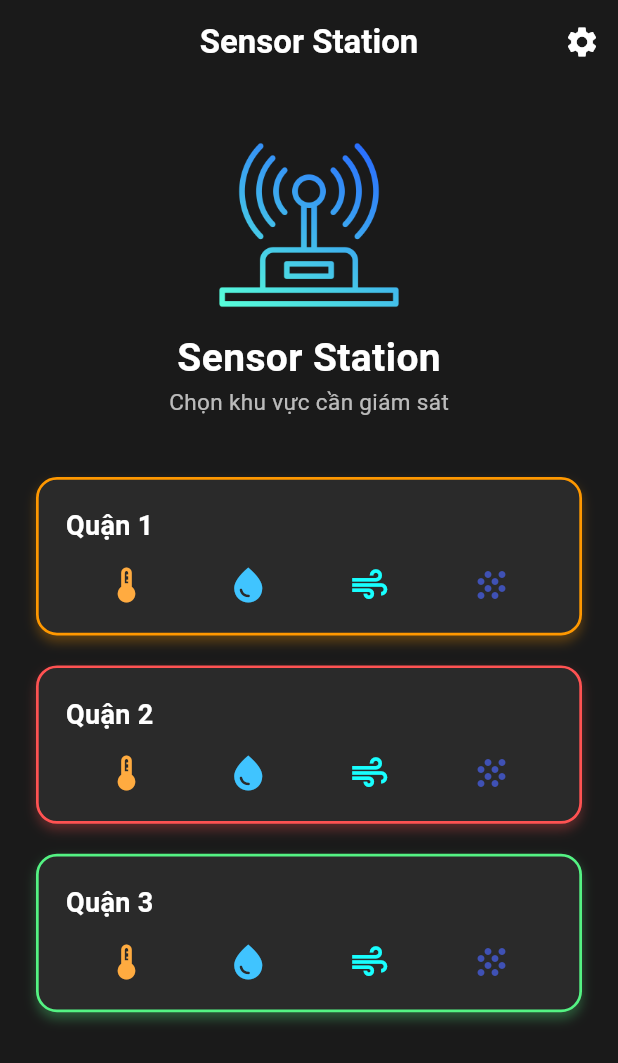
After one commit to buiTannn/Sensor-Station-App-, a Flutter app: the SensorStationScreen screen opened directly, on a phone screen of 412 x 824 dp. The commit adds this screen. Shown: the top 1063 px of the screen. Run offline on Flutter 3.47's test engine with Material 3 defaults, Android fonts, the phone set to English and light mode, and no system bars; our stand-ins replace firebase_core, firebase_database, shared_preferences; accounts and stored records are empty.

Commit message:
thêm  sensor station và chỉnh sửa main

```diff
--- a/lib/login.dart
+++ b/lib/login.dart
@@ -1,9 +1,11 @@
 import 'package:flutter/material.dart';
 import 'package:shared_preferences/shared_preferences.dart';
 import 'main.dart';
+import 'sensor_station.dart';
+
 
 class SensorStationApp extends StatelessWidget {
-  const SensorStationApp({Key? key}) : super(key: key);
+  const SensorStationApp({super.key});
 
   @override
   Widget build(BuildContext context) {
@@ -20,7 +22,7 @@ class SensorStationApp extends StatelessWidget {
 
 //LOGIN SCREEN
 class LoginScreen extends StatefulWidget {
-  const LoginScreen({Key? key}) : super(key: key);
+  const LoginScreen({super.key});
 
   @override
   State<LoginScreen> createState() => _LoginScreenState();
@@ -44,7 +46,7 @@ class _LoginScreenState extends State<LoginScreen> {
     if (savedUser == _username.text && savedPass == _password.text) {
       Navigator.pushReplacement(
         context,
-        MaterialPageRoute(builder: (context) => const SensorMonitoringPage()),
+        MaterialPageRoute(builder: (context) => const  SensorStationScreen()),
       );
     } else {
       _showMsg('Sai tài khoản hoặc mật khẩu');
@@ -205,7 +207,7 @@ class _LoginScreenState extends State<LoginScreen> {
 
 // FORGOT PASSWORD SCREEN
 class ForgotPasswordScreen extends StatefulWidget {
-  const ForgotPasswordScreen({Key? key}) : super(key: key);
+  const ForgotPasswordScreen({super.key});
 
   @override
   State<ForgotPasswordScreen> createState() => _ForgotPasswordScreenState();
@@ -385,7 +387,7 @@ class _ForgotPasswordScreenState extends State<ForgotPasswordScreen> {
 
 // REGISTER SCREEN
 class RegisterScreen extends StatefulWidget {
-  const RegisterScreen({Key? key}) : super(key: key);
+  const RegisterScreen({super.key});
 
   @override
   State<RegisterScreen> createState() => _RegisterScreenState();
--- a/lib/main.dart
+++ b/lib/main.dart
@@ -6,6 +6,8 @@ import 'login.dart';
 import 'settings.dart';
 import 'package:firebase_core/firebase_core.dart';
 import 'package:firebase_database/firebase_database.dart';
+import 'sensor_station.dart';
+
 
 void main() async {
   WidgetsFlutterBinding.ensureInitialized();
@@ -14,7 +16,7 @@ void main() async {
 }
 
 class MyApp extends StatelessWidget {
-  const MyApp({Key? key}) : super(key: key);
+  const MyApp({super.key});
 
   @override
   Widget build(BuildContext context) {
@@ -31,7 +33,7 @@ class MyApp extends StatelessWidget {
 }
 
 class SplashScreen extends StatefulWidget {
-  const SplashScreen({Key? key}) : super(key: key);
+  const SplashScreen({super.key});
 
   @override
   _SplashScreenState createState() => _SplashScreenState();
@@ -121,14 +123,15 @@ class SensorData {
 }
 
 class SensorMonitoringPage extends StatefulWidget {
-  const SensorMonitoringPage({Key? key}) : super(key: key);
+  final int areaId; // Thêm areaId
+  const SensorMonitoringPage({super.key, this.areaId = 1}); // default = 1
 
   @override
   _SensorMonitoringPageState createState() => _SensorMonitoringPageState();
 }
 
 class _SensorMonitoringPageState extends State<SensorMonitoringPage> {
-  int selectedArea = 1;
+  late int selectedArea;
   String selectedSensor = 'temperature';
   Map<int, SensorData> areaData = {};
   Map<String, List<double>> sensorHistory = {};
@@ -178,6 +181,7 @@ class _SensorMonitoringPageState extends State<SensorMonitoringPage> {
   @override
   void initState() {
     super.initState();
+    selectedArea = widget.areaId;
     _loadUserData();
 
     for (int i = 1; i <= 2; i++) {
@@ -457,7 +461,7 @@ class _SensorMonitoringPageState extends State<SensorMonitoringPage> {
           Switch(
             value: switchStatus,
             onChanged: onSwitchChanged,
-            activeColor: Colors.green,
+            activeThumbColor: Colors.green,
             materialTapTargetSize: MaterialTapTargetSize.shrinkWrap,
           ),
           const SizedBox(width: 12),
--- /dev/null
+++ b/lib/sensor_station.dart
@@ -0,0 +1,141 @@
+import 'package:flutter/material.dart';
+import 'main.dart';
+
+class SensorStationScreen extends StatelessWidget {
+  const SensorStationScreen({super.key});
+
+  @override
+  Widget build(BuildContext context) {
+    return Scaffold(
+      backgroundColor: const Color(0xFF1A1A1A),
+      appBar: AppBar(
+        backgroundColor: const Color(0xFF1A1A1A),
+        elevation: 0,
+        centerTitle: true,
+        title: const Text(
+          'Sensor Station',
+          style: TextStyle(
+            fontSize: 22,
+            fontWeight: FontWeight.bold,
+            color: Colors.white,
+          ),
+        ),
+        actions: [
+          IconButton(
+            icon: const Icon(Icons.settings, color: Colors.white),
+            onPressed: () {},
+          ),
+        ],
+      ),
+      body: SafeArea(
+        child: SingleChildScrollView(
+          padding: const EdgeInsets.all(24),
+          child: Column(
+            crossAxisAlignment: CrossAxisAlignment.center,
+            children: [
+              const SizedBox(height: 10),
+              Image.asset(
+                'assets/images/sensor.png',
+                width: 120,
+                height: 120,
+              ),
+              const SizedBox(height: 10),
+              const Text(
+                'Sensor Station',
+                style: TextStyle(
+                  fontSize: 26,
+                  fontWeight: FontWeight.bold,
+                  color: Colors.white,
+                ),
+              ),
+              const Text(
+                'Chọn khu vực cần giám sát',
+                style: TextStyle(
+                  fontSize: 15,
+                  color: Colors.white70,
+                ),
+              ),
+              const SizedBox(height: 30),
+              _buildZoneCard(
+                context,
+                zoneName: "Quận 1",
+                areaId: 1,
+                borderColor: Colors.orange,
+              ),
+              _buildZoneCard(
+                context,
+                zoneName: "Quận 2",
+                areaId: 2,
+                borderColor: Colors.redAccent,
+              ),
+              _buildZoneCard(
+                context,
+                zoneName: "Quận 3",
+                areaId: 3,
+                borderColor: const Color.fromARGB(255, 84, 243, 131),
+              ),
+            ],
+          ),
+        ),
+      ),
+    );
+  }
+
+
+  Widget _buildZoneCard(
+    BuildContext context, {
+    required String zoneName,
+    required int areaId,
+    required Color borderColor,
+  }) {
+    return GestureDetector(
+      onTap: () {
+        Navigator.push(
+          context,
+          MaterialPageRoute(
+            builder: (context) => SensorMonitoringPage(areaId: areaId),
+          ),
+        );
+      },
+      child: Container(
+        margin: const EdgeInsets.symmetric(vertical: 10),
+        padding: const EdgeInsets.all(18),
+        decoration: BoxDecoration(
+          color: const Color(0xFF2A2A2A),
+          borderRadius: BorderRadius.circular(14),
+          border: Border.all(color: borderColor, width: 1.8),
+          boxShadow: [
+            BoxShadow(
+              color: borderColor.withOpacity(0.3),
+              blurRadius: 6,
+              offset: const Offset(0, 4),
+            )
+          ],
+        ),
+        child: Column(
+          crossAxisAlignment: CrossAxisAlignment.start,
+          children: [
+            Text(
+              zoneName,
+              style: const TextStyle(
+                color: Colors.white,
+                fontWeight: FontWeight.w600,
+                fontSize: 18,
+              ),
+            ),
+            const SizedBox(height: 12),
+            Row(
+              mainAxisAlignment: MainAxisAlignment.spaceAround,
+              children: const [
+                Icon(Icons.thermostat, color: Colors.orangeAccent, size: 28),
+                Icon(Icons.water_drop, color: Colors.lightBlueAccent, size: 28),
+                Icon(Icons.air, color: Colors.cyanAccent, size: 28),
+                Icon(Icons.grain, color: Colors.indigo, size: 28),
+              ],
+            ),
+          ],
+        ),
+      ),
+    );
+  }
+}
--- a/lib/settings.dart
+++ b/lib/settings.dart
@@ -11,7 +11,7 @@ class SettingsScreen extends StatefulWidget {
   final Function(double) onRainThresholdChanged;
 
   const SettingsScreen({
-    Key? key,
+    super.key,
     required this.tempThreshold,
     required this.humidityThreshold,
     required this.windThreshold,
@@ -20,7 +20,7 @@ class SettingsScreen extends StatefulWidget {
     required this.onHumidityThresholdChanged,
     required this.onWindThresholdChanged,
     required this.onRainThresholdChanged,
-  }) : super(key: key);
+  });
 
   @override
   _SettingsScreenState createState() => _SettingsScreenState();
```
